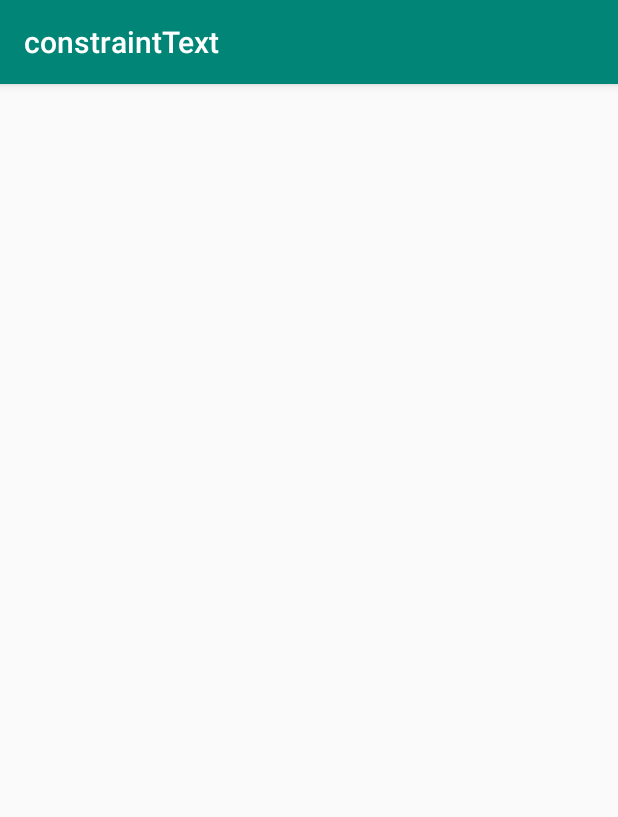
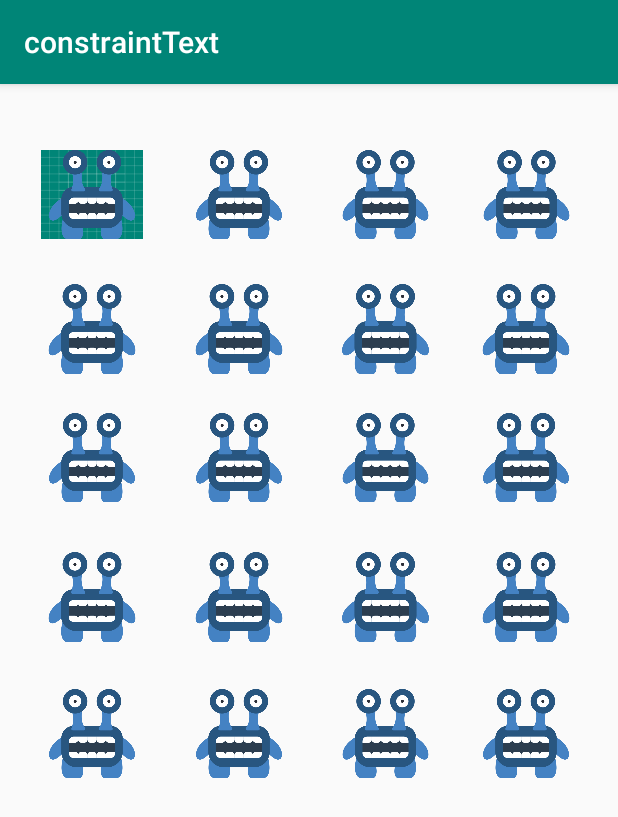
Before and after one commit to alexpadillarosas/ConstraintLayoutGridResponsive, an Android app: the screen it shows after launch (MainActivity), on a phone screen of 412 x 824 dp. Shown: the top 817 px of the screen. Run offline under Robolectric (Android 15) with nearby library versions, the phone set to English and light mode, and no system bars.

Commit message:
adding images

```diff
--- a/app/build.gradle
+++ b/app/build.gradle
@@ -4,7 +4,7 @@ android {
     compileSdkVersion 27
     defaultConfig {
         applicationId "com.example.alexp.constrainttext"
-        minSdkVersion 27
+        minSdkVersion 24
         targetSdkVersion 27
         versionCode 1
         versionName "1.0"
--- a/app/src/main/res/layout/activity_main.xml
+++ b/app/src/main/res/layout/activity_main.xml
@@ -22,12 +22,13 @@
             android:layout_marginEnd="30dp"
             android:layout_marginBottom="30dp"
             android:adjustViewBounds="false"
+            android:background="@drawable/ic_launcher_background"
             android:cropToPadding="false"
             app:layout_constraintBottom_toTopOf="@+id/imageView5"
             app:layout_constraintEnd_toStartOf="@+id/imageView2"
             app:layout_constraintStart_toStartOf="parent"
             app:layout_constraintTop_toTopOf="parent"
-            tools:srcCompat="@tools:sample/avatars" />
+            app:srcCompat="@drawable/monster_11" />
 
         <ImageView
             android:id="@+id/imageView5"
@@ -40,7 +41,7 @@
             app:layout_constraintEnd_toStartOf="@+id/imageView6"
             app:layout_constraintStart_toStartOf="parent"
             app:layout_constraintTop_toBottomOf="@+id/imageView"
-            tools:srcCompat="@tools:sample/avatars" />
+            app:srcCompat="@drawable/monster_11" />
 
         <ImageView
             android:id="@+id/imageView6"
@@ -52,7 +53,7 @@
             app:layout_constraintEnd_toStartOf="@+id/imageView7"
             app:layout_constraintStart_toEndOf="@+id/imageView5"
             app:layout_constraintTop_toBottomOf="@+id/imageView2"
-            tools:srcCompat="@tools:sample/avatars" />
+            app:srcCompat="@drawable/monster_11" />
 
         <ImageView
             android:id="@+id/imageView7"
@@ -64,7 +65,7 @@
             app:layout_constraintEnd_toStartOf="@+id/imageView8"
             app:layout_constraintStart_toEndOf="@+id/imageView6"
             app:layout_constraintTop_toBottomOf="@+id/imageView3"
-            tools:srcCompat="@tools:sample/avatars" />
+            app:srcCompat="@drawable/monster_11" />
 
         <ImageView
             android:id="@+id/imageView8"
@@ -76,7 +77,7 @@
             app:layout_constraintEnd_toEndOf="parent"
             app:layout_constraintStart_toEndOf="@+id/imageView7"
             app:layout_constraintTop_toBottomOf="@+id/imageView4"
-            tools:srcCompat="@tools:sample/avatars" />
+            app:srcCompat="@drawable/monster_11" />
 
         <ImageView
             android:id="@+id/imageView9"
@@ -89,7 +90,7 @@
             app:layout_constraintEnd_toStartOf="@+id/imageView10"
             app:layout_constraintStart_toStartOf="parent"
             app:layout_constraintTop_toBottomOf="@+id/imageView5"
-            tools:srcCompat="@tools:sample/avatars" />
+            app:srcCompat="@drawable/monster_11" />
 
         <ImageView
             android:id="@+id/imageView10"
@@ -101,7 +102,7 @@
             app:layout_constraintEnd_toStartOf="@+id/imageView11"
             app:layout_constraintStart_toEndOf="@+id/imageView9"
             app:layout_constraintTop_toBottomOf="@+id/imageView6"
-            tools:srcCompat="@tools:sample/avatars" />
+            app:srcCompat="@drawable/monster_11" />
 
         <ImageView
             android:id="@+id/imageView11"
@@ -113,7 +114,7 @@
             app:layout_constraintEnd_toStartOf="@+id/imageView12"
             app:layout_constraintStart_toEndOf="@+id/imageView10"
             app:layout_constraintTop_toBottomOf="@+id/imageView7"
-            tools:srcCompat="@tools:sample/avatars" />
+            app:srcCompat="@drawable/monster_11" />
 
         <ImageView
             android:id="@+id/imageView12"
@@ -125,7 +126,7 @@
             app:layout_constraintEnd_toEndOf="parent"
             app:layout_constraintStart_toEndOf="@+id/imageView11"
             app:layout_constraintTop_toBottomOf="@+id/imageView8"
-            tools:srcCompat="@tools:sample/avatars" />
+            app:srcCompat="@drawable/monster_11" />
 
         <ImageView
             android:id="@+id/imageView13"
@@ -138,7 +139,7 @@
             app:layout_constraintEnd_toStartOf="@+id/imageView14"
             app:layout_constraintStart_toStartOf="parent"
             app:layout_constraintTop_toBottomOf="@+id/imageView9"
-            tools:srcCompat="@tools:sample/avatars" />
+            app:srcCompat="@drawable/monster_11" />
 
         <ImageView
             android:id="@+id/imageView17"
@@ -151,7 +152,7 @@
             app:layout_constraintEnd_toStartOf="@+id/imageView18"
             app:layout_constraintStart_toStartOf="parent"
             app:layout_constraintTop_toBottomOf="@+id/imageView13"
-            tools:srcCompat="@tools:sample/avatars" />
+            app:srcCompat="@drawable/monster_11" />
 
         <ImageView
             android:id="@+id/imageView18"
@@ -163,7 +164,7 @@
             app:layout_constraintEnd_toStartOf="@+id/imageView19"
             app:layout_constraintStart_toEndOf="@+id/imageView17"
             app:layout_constraintTop_toBottomOf="@+id/imageView14"
-            tools:srcCompat="@tools:sample/avatars" />
+            app:srcCompat="@drawable/monster_11" />
 
         <ImageView
             android:id="@+id/imageView19"
@@ -175,7 +176,7 @@
             app:layout_constraintEnd_toStartOf="@+id/imageView20"
             app:layout_constraintStart_toEndOf="@+id/imageView18"
             app:layout_constraintTop_toBottomOf="@+id/imageView15"
-            tools:srcCompat="@tools:sample/avatars" />
+            app:srcCompat="@drawable/monster_11" />
 
         <ImageView
             android:id="@+id/imageView20"
@@ -187,7 +188,7 @@
             app:layout_constraintEnd_toEndOf="parent"
             app:layout_constraintStart_toEndOf="@+id/imageView19"
             app:layout_constraintTop_toBottomOf="@+id/imageView16"
-            tools:srcCompat="@tools:sample/avatars" />
+            app:srcCompat="@drawable/monster_11" />
 
         <ImageView
             android:id="@+id/imageView14"
@@ -199,7 +200,7 @@
             app:layout_constraintEnd_toStartOf="@+id/imageView15"
             app:layout_constraintStart_toEndOf="@+id/imageView13"
             app:layout_constraintTop_toBottomOf="@+id/imageView10"
-            tools:srcCompat="@tools:sample/avatars" />
+            app:srcCompat="@drawable/monster_11" />
 
         <ImageView
             android:id="@+id/imageView15"
@@ -211,7 +212,7 @@
             app:layout_constraintEnd_toStartOf="@+id/imageView16"
             app:layout_constraintStart_toEndOf="@+id/imageView14"
             app:layout_constraintTop_toBottomOf="@+id/imageView11"
-            tools:srcCompat="@tools:sample/avatars" />
+            app:srcCompat="@drawable/monster_11" />
 
         <ImageView
             android:id="@+id/imageView16"
@@ -223,7 +224,7 @@
             app:layout_constraintEnd_toEndOf="parent"
             app:layout_constraintStart_toEndOf="@+id/imageView15"
             app:layout_constraintTop_toBottomOf="@+id/imageView12"
-            tools:srcCompat="@tools:sample/avatars" />
+            app:srcCompat="@drawable/monster_11" />
 
         <ImageView
             android:id="@+id/imageView2"
@@ -236,7 +237,7 @@
             app:layout_constraintEnd_toStartOf="@+id/imageView3"
             app:layout_constraintStart_toEndOf="@+id/imageView"
             app:layout_constraintTop_toTopOf="parent"
-            tools:srcCompat="@tools:sample/avatars" />
+            app:srcCompat="@drawable/monster_11" />
 
         <ImageView
             android:id="@+id/imageView3"
@@ -249,7 +250,7 @@
             app:layout_constraintEnd_toStartOf="@+id/imageView4"
             app:layout_constraintStart_toEndOf="@+id/imageView2"
             app:layout_constraintTop_toTopOf="parent"
-            tools:srcCompat="@tools:sample/avatars" />
+            app:srcCompat="@drawable/monster_11" />
 
         <ImageView
             android:id="@+id/imageView4"
@@ -263,7 +264,7 @@
             app:layout_constraintEnd_toEndOf="parent"
             app:layout_constraintStart_toEndOf="@+id/imageView3"
             app:layout_constraintTop_toTopOf="parent"
-            tools:srcCompat="@tools:sample/avatars" />
+            app:srcCompat="@drawable/monster_11" />
     </android.support.constraint.ConstraintLayout>
 
 </ScrollView>
```
Also changed, not shown: app/src/main/res/drawable/monster_11.png (added).
